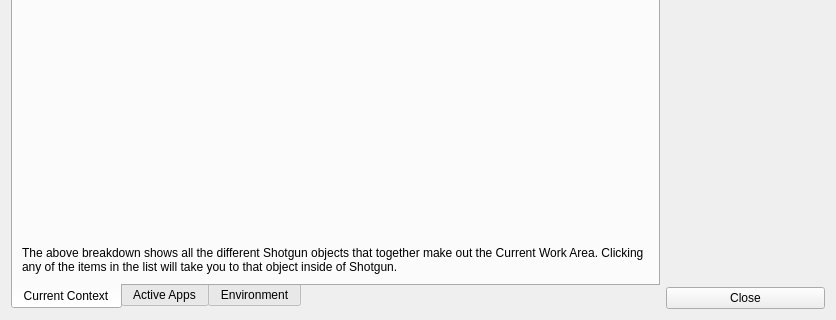
Before: the Qt Designer form resources/dialog.ui in shotgunsoftware/tk-multi-about, drawn with Qt 5; both pictures show x 0 to 836 and y 167 to 487 of the 836 by 487 pixel window.
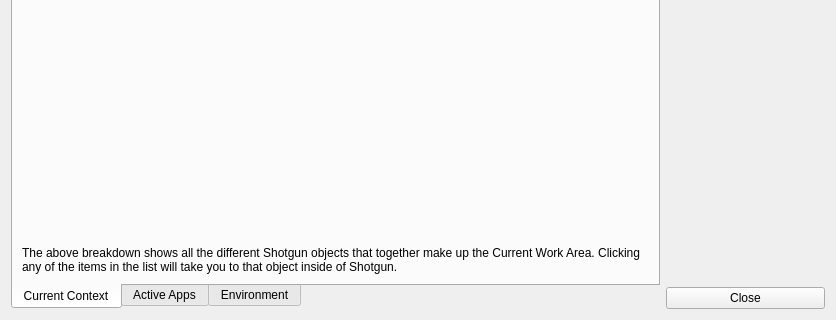
After: the same form once the commit is applied. Icons and pictures are not drawn. Custom widgets are drawn as their Qt base class.

Commit message: #22051 - cosmetic changes to remove Tank from UI

Diff of the .ui file:
```diff
--- a/resources/dialog.ui
+++ b/resources/dialog.ui
@@ -50,7 +50,7 @@
        <item>
         <widget class="QLabel" name="label_4">
          <property name="text">
-          <string>The above breakdown shows all the different Shotgun objects that together make out the Current Work Area. Clicking any of the items in the list will take you to that object inside of Shotgun.</string>
+          <string>The above breakdown shows all the different Shotgun objects that together make up the Current Work Area. Clicking any of the items in the list will take you to that object inside of Shotgun.</string>
          </property>
          <property name="wordWrap">
           <bool>true</bool>
```
Left out of the diff: 2 changed lines with no effect on the pictures. The commit also changes 5 other files.
